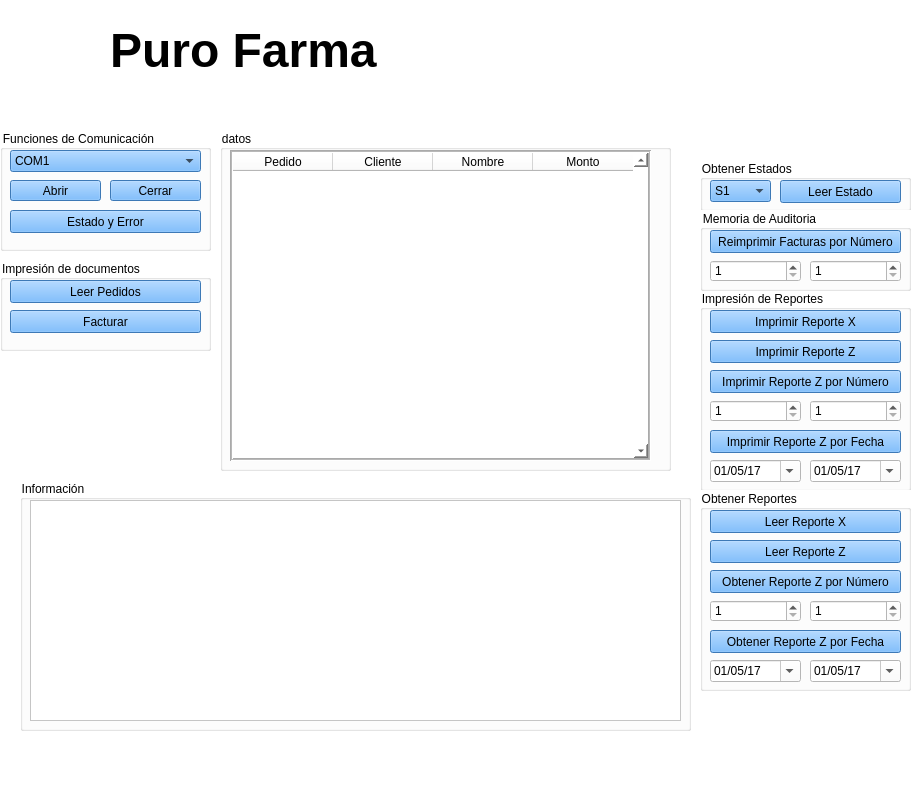
First picture: the form in DemoPython.ui, repository galvarez123/python-psk-maquina-fiscal, before the edit.
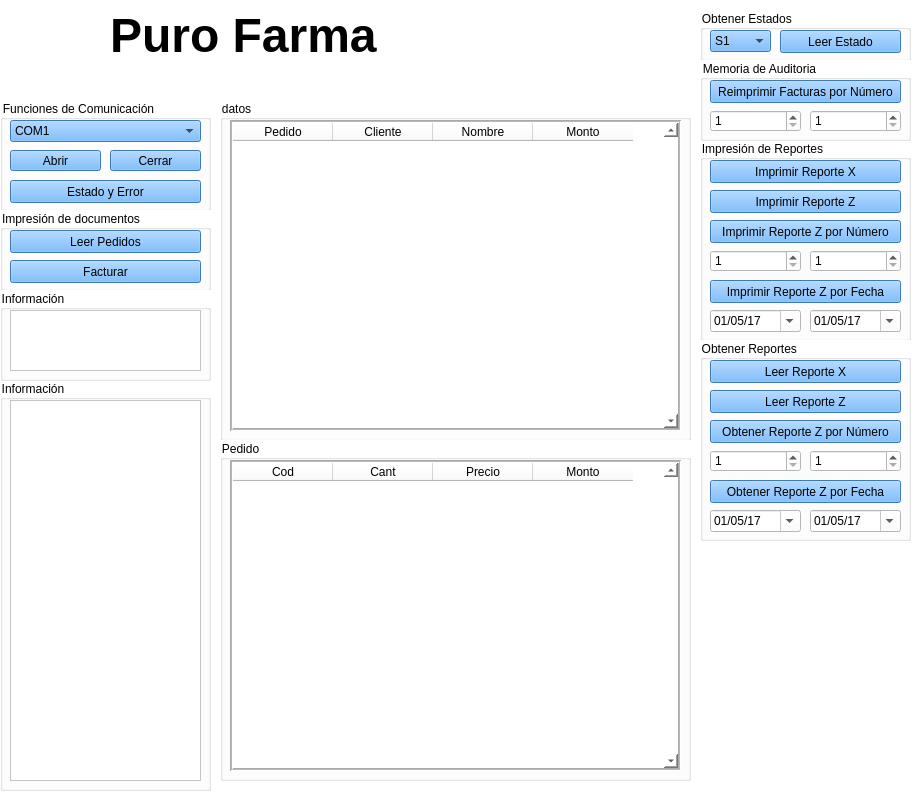
Second picture: the form after the edit. Icons and pictures are not drawn.

The edit to the form file:
```diff
--- a/DemoPython.ui
+++ b/DemoPython.ui
@@ -51,9 +51,9 @@
     <property name="geometry">
      <rect>
       <x>0</x>
-      <y>130</y>
+      <y>100</y>
       <width>211</width>
-      <height>121</height>
+      <height>111</height>
      </rect>
     </property>
     <property name="layoutDirection">
@@ -180,7 +180,7 @@
     <property name="geometry">
      <rect>
       <x>700</x>
-      <y>290</y>
+      <y>140</y>
       <width>211</width>
       <height>201</height>
      </rect>
@@ -341,9 +341,9 @@
     <property name="geometry">
      <rect>
       <x>0</x>
-      <y>260</y>
+      <y>210</y>
       <width>211</width>
-      <height>91</height>
+      <height>81</height>
      </rect>
     </property>
     <property name="layoutDirection">
@@ -389,7 +389,7 @@
     <property name="geometry">
      <rect>
       <x>700</x>
-      <y>160</y>
+      <y>10</y>
       <width>211</width>
       <height>51</height>
      </rect>
@@ -467,7 +467,7 @@
     <property name="geometry">
      <rect>
       <x>700</x>
-      <y>490</y>
+      <y>340</y>
       <width>211</width>
       <height>201</height>
      </rect>
@@ -630,7 +630,7 @@
       <x>110</x>
       <y>0</y>
       <width>381</width>
-      <height>101</height>
+      <height>71</height>
      </rect>
     </property>
     <property name="text">
@@ -641,7 +641,7 @@
     <property name="geometry">
      <rect>
       <x>700</x>
-      <y>210</y>
+      <y>60</y>
       <width>211</width>
       <height>81</height>
      </rect>
@@ -705,8 +705,8 @@
     <property name="geometry">
      <rect>
       <x>220</x>
-      <y>130</y>
-      <width>451</width>
+      <y>100</y>
+      <width>471</width>
       <height>341</height>
      </rect>
     </property>
@@ -721,7 +721,7 @@
       <rect>
        <x>10</x>
        <y>20</y>
-       <width>421</width>
+       <width>451</width>
        <height>311</height>
       </rect>
      </property>
@@ -795,10 +795,10 @@
    <widget class="QGroupBox" name="groupBox">
     <property name="geometry">
      <rect>
-      <x>20</x>
-      <y>480</y>
-      <width>671</width>
-      <height>251</height>
+      <x>0</x>
+      <y>380</y>
+      <width>211</width>
+      <height>411</height>
      </rect>
     </property>
     <property name="layoutDirection">
@@ -812,8 +812,8 @@
       <rect>
        <x>10</x>
        <y>20</y>
-       <width>651</width>
-       <height>221</height>
+       <width>191</width>
+       <height>381</height>
       </rect>
      </property>
      <property name="font">
@@ -830,7 +830,7 @@
     <property name="geometry">
      <rect>
       <x>10</x>
-      <y>10</y>
+      <y>0</y>
       <width>81</width>
       <height>81</height>
      </rect>
@@ -845,6 +845,139 @@
      <bool>false</bool>
     </property>
    </widget>
+   <widget class="QGroupBox" name="groupBox_2">
+    <property name="geometry">
+     <rect>
+      <x>0</x>
+      <y>290</y>
+      <width>211</width>
+      <height>91</height>
+     </rect>
+    </property>
+    <property name="layoutDirection">
+     <enum>Qt::LeftToRight</enum>
+    </property>
+    <property name="title">
+     <string>Información</string>
+    </property>
+    <widget class="QTextEdit" name="txt_informacion_2">
+     <property name="geometry">
+      <rect>
+       <x>10</x>
+       <y>20</y>
+       <width>191</width>
+       <height>61</height>
+      </rect>
+     </property>
+     <property name="font">
+      <font>
+       <pointsize>10</pointsize>
+      </font>
+     </property>
+     <property name="textInteractionFlags">
+      <set>Qt::TextSelectableByMouse</set>
+     </property>
+    </widget>
+   </widget>
+   <widget class="QGroupBox" name="groupBox_9">
+    <property name="geometry">
+     <rect>
+      <x>220</x>
+      <y>440</y>
+      <width>471</width>
+      <height>341</height>
+     </rect>
+    </property>
+    <property name="layoutDirection">
+     <enum>Qt::LeftToRight</enum>
+    </property>
+    <property name="title">
+     <string>Pedido</string>
+    </property>
+    <widget class="QTableWidget" name="tablaRegistro_3">
+     <property name="geometry">
+      <rect>
+       <x>10</x>
+       <y>20</y>
+       <width>451</width>
+       <height>311</height>
+      </rect>
+     </property>
+     <property name="focusPolicy">
+      <enum>Qt::NoFocus</enum>
+     </property>
+     <property name="contextMenuPolicy">
+      <enum>Qt::NoContextMenu</enum>
+     </property>
+     <property name="frameShape">
+      <enum>QFrame::Box</enum>
+     </property>
+     <property name="frameShadow">
+      <enum>QFrame::Sunken</enum>
+     </property>
+     <property name="midLineWidth">
+      <number>1</number>
+     </property>
+     <property name="verticalScrollBarPolicy">
+      <enum>Qt::ScrollBarAlwaysOn</enum>
+     </property>
+     <property name="editTriggers">
+      <set>QAbstractItemView::NoEditTriggers</set>
+     </property>
+     <property name="tabKeyNavigation">
+      <bool>false</bool>
+     </property>
+     <property name="showDropIndicator" stdset="0">
+      <bool>false</bool>
+     </property>
+     <property name="dragDropOverwriteMode">
+      <bool>false</bool>
+     </property>
+     <property name="alternatingRowColors">
+      <bool>true</bool>
+     </property>
+     <property name="selectionMode">
+      <enum>QAbstractItemView::NoSelection</enum>
+     </property>
+     <property name="selectionBehavior">
+      <enum>QAbstractItemView::SelectRows</enum>
+     </property>
+     <property name="sortingEnabled">
+      <bool>false</bool>
+     </property>
+     <attribute name="horizontalHeaderVisible">
+      <bool>true</bool>
+     </attribute>
+     <attribute name="horizontalHeaderCascadingSectionResizes">
+      <bool>true</bool>
+     </attribute>
+     <attribute name="verticalHeaderVisible">
+      <bool>false</bool>
+     </attribute>
+     <column>
+      <property name="text">
+       <string>Cod</string>
+      </property>
+     </column>
+     <column>
+      <property name="text">
+       <string>Cant</string>
+      </property>
+     </column>
+     <column>
+      <property name="text">
+       <string>Precio</string>
+      </property>
+     </column>
+     <column>
+      <property name="text">
+       <string>Monto</string>
+      </property>
+     </column>
+    </widget>
+    <zorder>tablaRegistro_3</zorder>
+    <zorder>groupBox</zorder>
+   </widget>
   </widget>
  </widget>
  <resources/>
```
Left out of the diff: 3 changed lines with no effect on the pictures.
